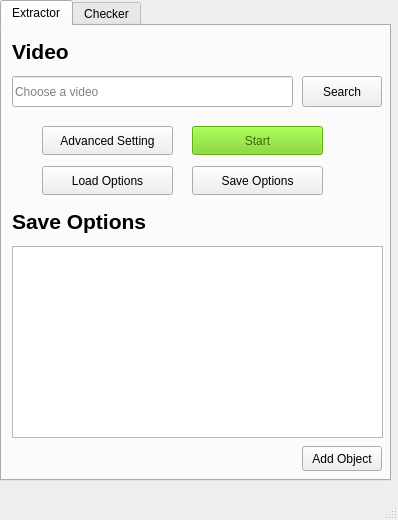
hilmandayo/pymagextractor, file frontend/home.ui: the form before one commit.
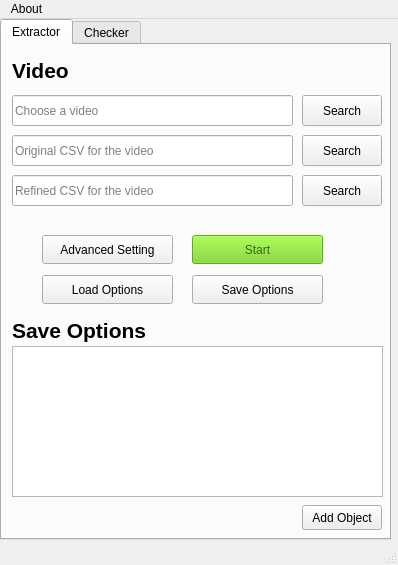
The form after the commit.

Patch:
```diff
--- a/frontend/home.ui
+++ b/frontend/home.ui
@@ -7,19 +7,19 @@
     <x>0</x>
     <y>0</y>
     <width>398</width>
-    <height>520</height>
+    <height>565</height>
    </rect>
   </property>
   <property name="minimumSize">
    <size>
     <width>398</width>
-    <height>520</height>
+    <height>565</height>
    </size>
   </property>
   <property name="maximumSize">
    <size>
     <width>398</width>
-    <height>520</height>
+    <height>565</height>
    </size>
   </property>
   <property name="windowTitle">
@@ -32,7 +32,7 @@
       <x>0</x>
       <y>0</y>
       <width>391</width>
-      <height>481</height>
+      <height>521</height>
      </rect>
     </property>
     <property name="currentIndex">
@@ -66,7 +66,7 @@
       <property name="geometry">
        <rect>
         <x>190</x>
-        <y>140</y>
+        <y>230</y>
         <width>131</width>
         <height>29</height>
        </rect>
@@ -79,7 +79,7 @@
       <property name="geometry">
        <rect>
         <x>40</x>
-        <y>140</y>
+        <y>230</y>
         <width>131</width>
         <height>29</height>
        </rect>
@@ -92,7 +92,7 @@
       <property name="geometry">
        <rect>
         <x>40</x>
-        <y>100</y>
+        <y>190</y>
         <width>131</width>
         <height>29</height>
        </rect>
@@ -105,7 +105,7 @@
       <property name="geometry">
        <rect>
         <x>10</x>
-        <y>180</y>
+        <y>270</y>
         <width>141</width>
         <height>31</height>
        </rect>
@@ -125,9 +125,9 @@
       <property name="geometry">
        <rect>
         <x>10</x>
-        <y>220</y>
+        <y>301</y>
         <width>371</width>
-        <height>192</height>
+        <height>151</height>
        </rect>
       </property>
      </widget>
@@ -138,7 +138,7 @@
       <property name="geometry">
        <rect>
         <x>190</x>
-        <y>100</y>
+        <y>190</y>
         <width>131</width>
         <height>29</height>
        </rect>
@@ -579,7 +579,7 @@
       <property name="geometry">
        <rect>
         <x>300</x>
-        <y>420</y>
+        <y>460</y>
         <width>80</width>
         <height>25</height>
        </rect>
@@ -604,6 +604,64 @@
        <string>Choose a video </string>
       </property>
      </widget>
+     <widget class="QLineEdit" name="video_browser_2">
+      <property name="geometry">
+       <rect>
+        <x>10</x>
+        <y>90</y>
+        <width>281</width>
+        <height>31</height>
+       </rect>
+      </property>
+      <property name="readOnly">
+       <bool>true</bool>
+      </property>
+      <property name="placeholderText">
+       <string>Original CSV for the video </string>
+      </property>
+     </widget>
+     <widget class="QPushButton" name="search_original_bnt">
+      <property name="geometry">
+       <rect>
+        <x>300</x>
+        <y>90</y>
+        <width>80</width>
+        <height>31</height>
+       </rect>
+      </property>
+      <property name="text">
+       <string>Search</string>
+      </property>
+     </widget>
+     <widget class="QLineEdit" name="video_browser_3">
+      <property name="geometry">
+       <rect>
+        <x>10</x>
+        <y>130</y>
+        <width>281</width>
+        <height>31</height>
+       </rect>
+      </property>
+      <property name="readOnly">
+       <bool>true</bool>
+      </property>
+      <property name="placeholderText">
+       <string>Refined CSV for the video </string>
+      </property>
+     </widget>
+     <widget class="QPushButton" name="search_refined_bnt">
+      <property name="geometry">
+       <rect>
+        <x>300</x>
+        <y>130</y>
+        <width>80</width>
+        <height>31</height>
+       </rect>
+      </property>
+      <property name="text">
+       <string>Search</string>
+      </property>
+     </widget>
     </widget>
     <widget class="QWidget" name="checker_tab">
      <attribute name="title">
@@ -641,6 +699,12 @@
      <height>22</height>
     </rect>
    </property>
+   <widget class="QMenu" name="menuAbout">
+    <property name="title">
+     <string>About</string>
+    </property>
+   </widget>
+   <addaction name="menuAbout"/>
   </widget>
   <widget class="QStatusBar" name="statusbar"/>
  </widget>
```
Left out of the diff: 4 changed lines with no effect on the pictures.
